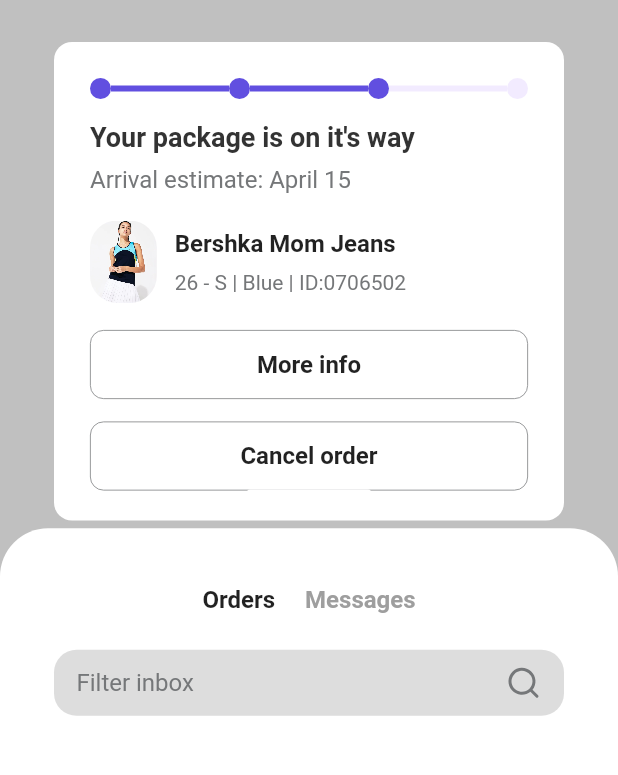
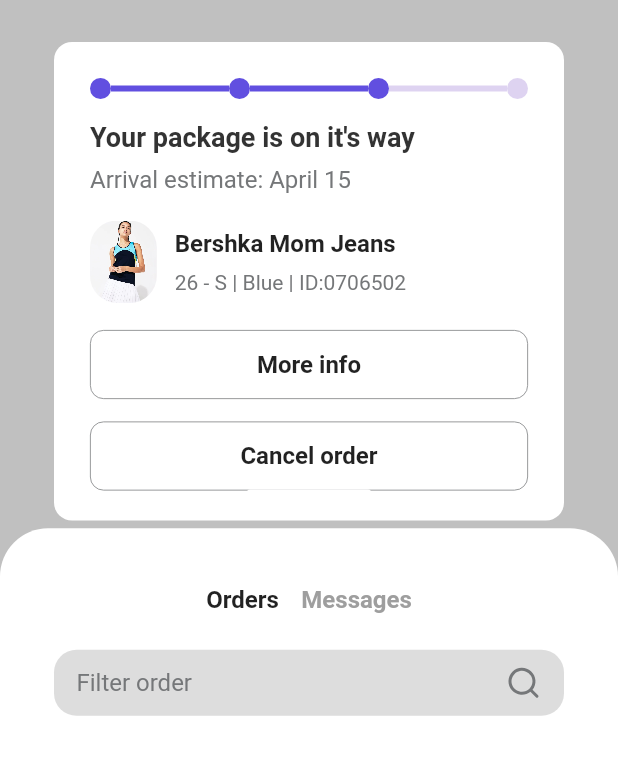
Before and after one commit to CamenRyder/Ecommerce_UI, a Flutter app: the CartTrackingScreen screen opened by its route, on a phone screen of 412 x 824 dp, the part 60-835 px from its top. Run offline on Flutter 3.47's test engine with Material 3 defaults, Android fonts, the phone set to English and light mode, and no system bars; drawn by our look-alikes of sliding_up_panel; our stand-ins replace cached_network_image, flutter_screenutil, flutter_spinkit, flutter_svg, get, glass; missing offline and left inert: hidable, scrolls_to_top.

Commit message:
update cart tracking detail

```diff
--- a/ecommerce_brand/lib/core/routes/pages.dart
+++ b/ecommerce_brand/lib/core/routes/pages.dart
@@ -1,30 +1,44 @@
 import 'package:ecommerce_brand/core/routes/routes.dart';
+import 'package:ecommerce_brand/screens/cart%20tracking%20detail/screen/cart_tracking_detail_sceen.dart';
 import 'package:ecommerce_brand/screens/cart%20tracking/screens/cart_tracking_screen.dart';
 import 'package:ecommerce_brand/screens/edit%20tabs/screens/edit_tabs_screen.dart';
 import 'package:ecommerce_brand/screens/focus%20product/screen/focus_product_screen.dart';
 import 'package:ecommerce_brand/screens/home/screens/home_screen.dart';
 import 'package:get/get.dart';
-import 'package:get/get_navigation/src/routes/get_route.dart';
 
 abstract class AppPages {
   static final List<GetPage> pages = [
     GetPage(
       name: Routes.root,
+      showCupertinoParallax: false,
+      transition: Transition.fadeIn,
       page: () => const HomeScreen(),
     ),
     GetPage(
       name: Routes.editTabs,
+      showCupertinoParallax: false,
+      transition: Transition.fadeIn,
       page: () => const EditTabsScreen(),
     ),
     GetPage(
       name: Routes.focusProduct,
+      showCupertinoParallax: false,
+      transition: Transition.fadeIn,
       page: () => FocusProductScreen(
         items: Get.arguments,
       ),
     ),
     GetPage(
       name: Routes.cartTracking,
+      showCupertinoParallax: false,
+      transition: Transition.fadeIn,
       page: () => const CartTrackingScreen(),
+    ),
+    GetPage(
+      name: Routes.cartTrackingDetail,
+      showCupertinoParallax: false,
+      transition: Transition.fadeIn,
+      page: () => const CartTrackingDetailScreen(),
     ),
   ];
 }
--- a/ecommerce_brand/lib/core/routes/routes.dart
+++ b/ecommerce_brand/lib/core/routes/routes.dart
@@ -5,4 +5,6 @@ abstract class Routes {
   static const editTabs = '/edit_tabs';
   static const focusProduct = '/focusProduct';
   static const cartTracking = '/cartTracking';
+  static const cartTrackingDetail = '/cartTrackingDetail';
+
 }
--- a/ecommerce_brand/lib/core/utils/theme/colors.dart
+++ b/ecommerce_brand/lib/core/utils/theme/colors.dart
@@ -2,7 +2,7 @@ import 'package:flutter/material.dart';
 
 class AppColors {
   static const primary = Color(0xff614FE0);
-  static const primaryDecoration = Color.fromARGB(81, 215, 192, 255);
+  static const primaryDecoration = Color.fromARGB(81, 152, 117, 212);
 
   static const backgroundWhite = Color(0xffFFFFFF);
   static const backgroundWhiteBlur = Color.fromARGB(255, 192, 192, 192);
--- a/ecommerce_brand/lib/core/utils/theme/styles.dart
+++ b/ecommerce_brand/lib/core/utils/theme/styles.dart
@@ -5,6 +5,7 @@ import 'package:flutter/material.dart';
 
 class AppStyles {
   static const borderRadius = BorderRadius.all(Radius.circular(3));
+  static const borderRadiusImage1 = BorderRadius.all(Radius.circular(18));
   static const borderRadiusPanel = BorderRadius.only(
       topLeft: Radius.circular(32), topRight: Radius.circular(32));
   static const paddingScreen = EdgeInsets.symmetric(
--- a/ecommerce_brand/lib/core/utils/theme/typograhpy.dart
+++ b/ecommerce_brand/lib/core/utils/theme/typograhpy.dart
@@ -37,10 +37,16 @@ class AppTypography {
       fontWeight: FontWeight.w500,
       color: AppColors.backgroundWhite);
 
+  static const bodyNormal18Black = TextStyle(
+      fontSize: 18, fontWeight: FontWeight.w500, color: AppColors.textGrey);
+
+  static const bodyNormal20Black = TextStyle(
+      fontSize: 18, fontWeight: FontWeight.w500, color: AppColors.black);
+
   static const bodyNormal50per = TextStyle(
       fontSize: 14,
       fontWeight: FontWeight.w400,
-      color: Color.fromARGB(255, 201, 201, 209));
+      color: Color.fromARGB(255, 8, 8, 10));
 
   static const bodyNormalBold = TextStyle(
       fontSize: 14, fontWeight: FontWeight.w600, color: AppColors.black);
--- a/ecommerce_brand/lib/domain/controller/cart_tracking_controller.dart
+++ b/ecommerce_brand/lib/domain/controller/cart_tracking_controller.dart
@@ -2,4 +2,16 @@ import 'package:get/get.dart';
 
 class CartTrackingController extends GetxController {
   RxBool isExpand = false.obs;
+  RxBool isOrders = true.obs;
+  RxBool isMessages = false.obs;
+
+  void selectOrder() {
+    isOrders.value = true;
+    isMessages.value = false;
+  }
+
+  selectMessages() {
+    isOrders.value = false;
+    isMessages.value = true;
+  }
 }
--- a/ecommerce_brand/lib/main.dart
+++ b/ecommerce_brand/lib/main.dart
@@ -30,6 +30,9 @@ class MyApp extends StatelessWidget {
           getPages: AppPages.pages,
           title: 'Ping Meme',
           theme: ThemeData(
+            pageTransitionsTheme: const PageTransitionsTheme(builders: {
+              TargetPlatform.iOS: CupertinoPageTransitionsBuilder(),
+            }),
             colorScheme: ColorScheme.fromSeed(seedColor: AppColors.primary),
             useMaterial3: false,
           ),
--- a/ecommerce_brand/lib/screens/cart tracking/widgets/header_scale_widget.dart
+++ b/ecommerce_brand/lib/screens/cart tracking/widgets/header_scale_widget.dart
@@ -1,28 +1,42 @@
 import 'package:ecommerce_brand/core/utils/theme/assets.gen.dart';
 import 'package:ecommerce_brand/core/utils/theme/colors.dart';
 import 'package:ecommerce_brand/core/utils/theme/typograhpy.dart';
+import 'package:ecommerce_brand/domain/controller/cart_tracking_controller.dart';
 import 'package:flutter/material.dart';
+import 'package:get/get.dart';
 
 class HeaderScaleWidget extends StatelessWidget {
-  const HeaderScaleWidget({super.key});
+  HeaderScaleWidget({super.key});
+  final controller = Get.find<CartTrackingController>();
 
   @override
   Widget build(BuildContext context) {
-    return Column(
+    return Obx(
+      () => Column(
         children: [
           Row(
             children: [
               Expanded(child: Container()),
-            const Text(
+              GestureDetector(
+                onTap: controller.selectOrder,
+                child: Text(
                   "Orders",
-              style: AppTypography.bodyBold,
+                  style: controller.isOrders.value
+                      ? AppTypography.bodyBold
+                      : AppTypography.bodyBold50per,
+                ),
               ),
               const SizedBox(
-              width: 20,
+                width: 15,
               ),
-            const Text(
+              GestureDetector(
+                onTap: controller.selectMessages,
+                child: Text(
                   "Messages",
-              style: AppTypography.bodyBold50per,
+                  style: controller.isMessages.value
+                      ? AppTypography.bodyBold
+                      : AppTypography.bodyBold50per,
+                ),
               ),
               Expanded(child: Container()),
             ],
@@ -36,8 +50,8 @@ class HeaderScaleWidget extends StatelessWidget {
             child: Row(
               mainAxisAlignment: MainAxisAlignment.spaceBetween,
               children: [
-              const Text(
-                "Filter inbox",
+                 Text(
+                  controller.isMessages.value ? "Filter inbox" : "Filter order",
                   style: AppTypography.bodyNormal16,
                 ),
                 Assets.iconsIcResearch.svg(color: AppColors.textGrey)
@@ -45,6 +59,7 @@ class HeaderScaleWidget extends StatelessWidget {
             ),
           )
         ],
+      ),
     );
   }
 }
--- a/ecommerce_brand/lib/screens/cart tracking/widgets/info_current_package_widget.dart
+++ b/ecommerce_brand/lib/screens/cart tracking/widgets/info_current_package_widget.dart
@@ -1,16 +1,24 @@
+import 'package:ecommerce_brand/core/routes/routes.dart';
 import 'package:ecommerce_brand/core/utils/theme/assets.gen.dart';
 import 'package:ecommerce_brand/core/utils/theme/colors.dart';
 import 'package:ecommerce_brand/core/utils/theme/styles.dart';
 import 'package:ecommerce_brand/core/utils/theme/typograhpy.dart';
 import 'package:ecommerce_brand/core/utils/widgets/divider_stepper_custom.dart';
 import 'package:flutter/material.dart';
+import 'package:get/get.dart';
+import 'package:get/get_core/src/get_main.dart';
 
 class InfoCurrentPackageWidget extends StatelessWidget {
   const InfoCurrentPackageWidget({super.key});
 
   @override
   Widget build(BuildContext context) {
-    return Container(
+    return GestureDetector(
+      onTap: () {
+        print("hello world");
+        Get.toNamed(Routes.cartTrackingDetail);
+      },
+      child: Container(
         width: double.infinity,
         margin: const EdgeInsets.only(top: 20, left: 12, right: 12),
         padding: AppStyles.paddingSquare,
@@ -95,6 +103,7 @@ class InfoCurrentPackageWidget extends StatelessWidget {
             ),
           ],
         ),
+      ),
     );
   }
 }
--- a/ecommerce_brand/lib/screens/cart tracking/widgets/panel_widget.dart
+++ b/ecommerce_brand/lib/screens/cart tracking/widgets/panel_widget.dart
@@ -4,6 +4,7 @@ import 'package:ecommerce_brand/core/utils/theme/colors.dart';
 import 'package:ecommerce_brand/core/utils/theme/styles.dart';
 import 'package:ecommerce_brand/core/utils/theme/typograhpy.dart';
 import 'package:ecommerce_brand/core/utils/widgets/imageAssetsCustom.dart';
+import 'package:ecommerce_brand/core/utils/widgets/indicatorCustom.dart';
 import 'package:ecommerce_brand/domain/controller/cart_tracking_controller.dart';
 import 'package:ecommerce_brand/domain/mock/mock_product.dart';
 import 'package:ecommerce_brand/screens/cart%20tracking/widgets/header_expand_widget.dart';
@@ -45,12 +46,15 @@ class PanelCartTrackingWidget extends StatelessWidget {
                             height: 30,
                           ),
                     controller.isExpand.value
-                        ? const HeaderExpandedWidget()
-                        : const HeaderScaleWidget(),
+                        ? HeaderExpandedWidget()
+                        : HeaderScaleWidget(),
                     Expanded(
-                      child: Container(
+                        child: controller.isOrders.value
+                            ? Container(
                                 margin: EdgeInsets.only(
-                              top: controller.isExpand.value ? 0 : 12 /* 12 */,
+                                    top: controller.isExpand.value
+                                        ? 0
+                                        : 12 /* 12 */,
                                     left: 12),
                                 child: ListView.builder(
                                   physics: const NeverScrollableScrollPhysics(),
@@ -61,11 +65,13 @@ class PanelCartTrackingWidget extends StatelessWidget {
                                       child: Row(
                                         children: [
                                           Container(
-                                      margin: const EdgeInsets.only(right: 24),
+                                            margin: const EdgeInsets.only(
+                                                right: 24),
                                             child: CustomImage3(
                                               radius: 12,
                                               path: MockProduct
-                                            .listCartTrackingProduct[index]
+                                                  .listCartTrackingProduct[
+                                                      index]
                                                   .image
                                                   .path,
                                             ),
@@ -82,14 +88,15 @@ class PanelCartTrackingWidget extends StatelessWidget {
                                                             index]
                                                         .title ??
                                                     "Title",
-                                          style:
-                                              AppTypography.bodyNormal16Black,
+                                                style: AppTypography
+                                                    .bodyNormal16Black,
                                               ),
                                               const SizedBox(
                                                 height: 10,
                                               ),
                                               MockProduct
-                                            .listCartTrackingProduct[index]
+                                                  .listCartTrackingProduct[
+                                                      index]
                                                   .status
                                             ],
                                           )
@@ -97,10 +104,10 @@ class PanelCartTrackingWidget extends StatelessWidget {
                                       ),
                                     );
                                   },
-                            itemCount:
-                                MockProduct.listCartTrackingProduct.length,
-                          )),
-                    )
+                                  itemCount: MockProduct
+                                      .listCartTrackingProduct.length,
+                                ))
+                            : const IndicatorCustom())
                   ],
                 )),
           )
--- a/ecommerce_brand/pubspec.yaml
+++ b/ecommerce_brand/pubspec.yaml
@@ -2,11 +2,11 @@ name: ecommerce_brand
 description: "A new Flutter project."
 # The following line prevents the package from being accidentally published to
 # pub.dev using `flutter pub publish`. This is preferred for private packages.
-publish_to: 'none' # Remove this line if you wish to publish to pub.dev
+publish_to: "none" # Remove this line if you wish to publish to pub.dev
 version: 1.0.0+1
 
 environment:
-  sdk: '>=3.2.1 <4.0.0'
+  sdk: ">=3.2.1 <4.0.0"
 dependencies:
   flutter:
     sdk: flutter
@@ -28,6 +28,7 @@ dependencies:
   flutter_svg: ^2.0.9
   flutter_reorderable_list: ^1.3.1
   sliding_up_panel: ^2.0.0+1
+  page_transition: ^2.1.0
 
 dev_dependencies:
   flutter_test:
@@ -37,7 +38,6 @@ dev_dependencies:
   flutter_gen: ^5.4.0
   flutter_gen_runner: ^5.4.0
   flutter_lints: ^2.0.0
-
 
 flutter:
   uses-material-design: true
```
Also changed, not shown: ecommerce_brand/lib/core/utils/widgets/divider_stepper_custom.dart (+59 -0 lines), ecommerce_brand/lib/screens/cart tracking detail/screen/cart_tracking_detail_sceen.dart (added, +147 -0 lines), ecommerce_brand/lib/screens/cart tracking/widgets/header_expand_widget.dart (+22 -7 lines), ecommerce_brand/pubspec.lock. Lines whose indentation alone changed are shown as unchanged.
